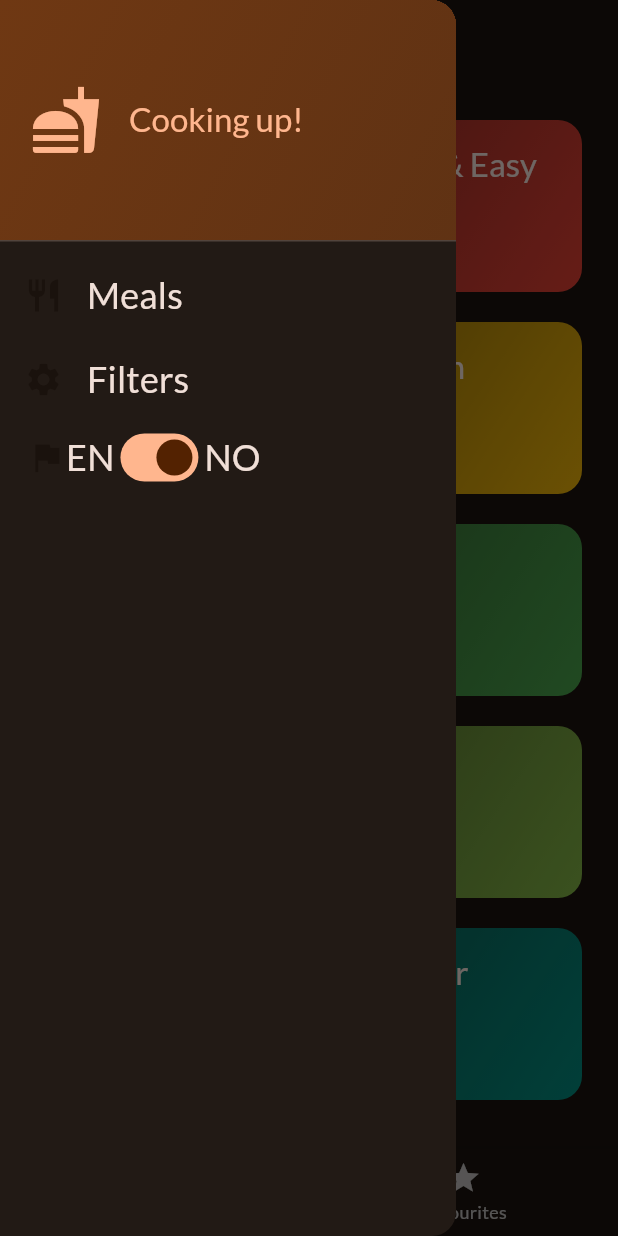
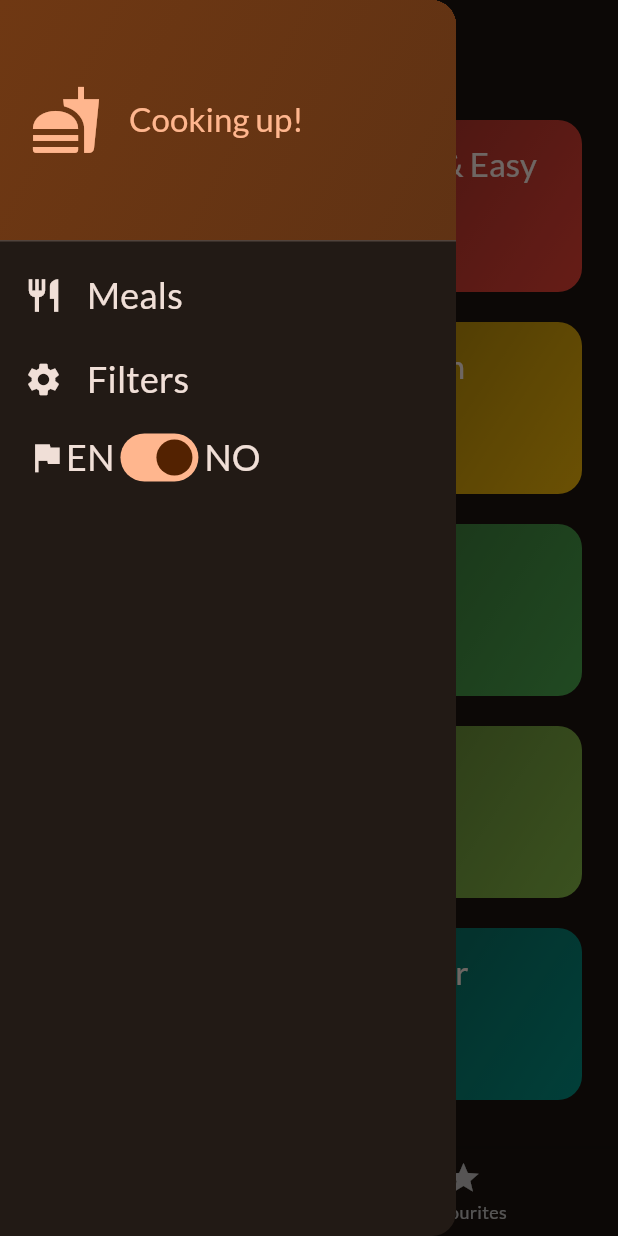
Before and after one commit to Kim3n/meals-app, a Flutter app: the screen it shows after launch, with the side drawer open, on a phone screen of 412 x 824 dp. Run offline on Flutter 3.47's test engine with Material 2 defaults, Android fonts, the phone set to English and light mode, and no system bars; our stand-ins replace flutter_riverpod, google_fonts, transparent_image; missing offline and left inert: dcdg.

Commit message:
small changes and some comments

```diff
--- a/lib/main.dart
+++ b/lib/main.dart
@@ -2,6 +2,7 @@ import 'package:flutter/material.dart';
 import 'package:google_fonts/google_fonts.dart';
 import 'package:meals/screens/tabs.dart';
 import 'package:flutter_riverpod/flutter_riverpod.dart';
+import 'package:dcdg/dcdg.dart';
 
 final theme = ThemeData(
   useMaterial3: true,
--- a/lib/providers/language_provider.dart
+++ b/lib/providers/language_provider.dart
@@ -1,6 +1,9 @@
 import 'package:flutter_riverpod/flutter_riverpod.dart';
 
 //currently only used to change the the language for the dishes in dummy_data
+
+// I was informed that the package: https://pub.dev/packages/easy_localization
+//could have made this much easiesr
 
 final languageProvider = StateNotifierProvider<LanguageProvider, bool>((ref) {
   return LanguageProvider();
--- a/lib/widgets/main_drawer.dart
+++ b/lib/widgets/main_drawer.dart
@@ -49,7 +49,7 @@ class _MainDrawerState extends State<MainDrawer> {
             leading: Icon(
               Icons.restaurant,
               size: 26,
-              color: Theme.of(context).colorScheme.background,
+              color: Theme.of(context).colorScheme.onBackground,
             ),
             title: Text(
               "Meals",
@@ -65,7 +65,7 @@ class _MainDrawerState extends State<MainDrawer> {
             leading: Icon(
               Icons.settings,
               size: 26,
-              color: Theme.of(context).colorScheme.background,
+              color: Theme.of(context).colorScheme.onBackground,
             ),
             title: Text(
               "Filters",
@@ -87,7 +87,7 @@ class _MainDrawerState extends State<MainDrawer> {
                   Icon(
                     Icons.flag,
                     size: 26,
-                    color: Theme.of(context).colorScheme.background,
+                    color: Theme.of(context).colorScheme.onBackground,
                   ),
                   Text(
                     "EN",
--- a/pubspec.yaml
+++ b/pubspec.yaml
@@ -38,6 +38,7 @@ dependencies:
   google_fonts: ^4.0.3
   transparent_image: ^2.0.1
   flutter_riverpod: ^2.4.4
+  dcdg: ^4.1.0
 
 dev_dependencies:
   flutter_test:
```
Also changed, not shown: classdiagram.png (added), pubspec.lock.
